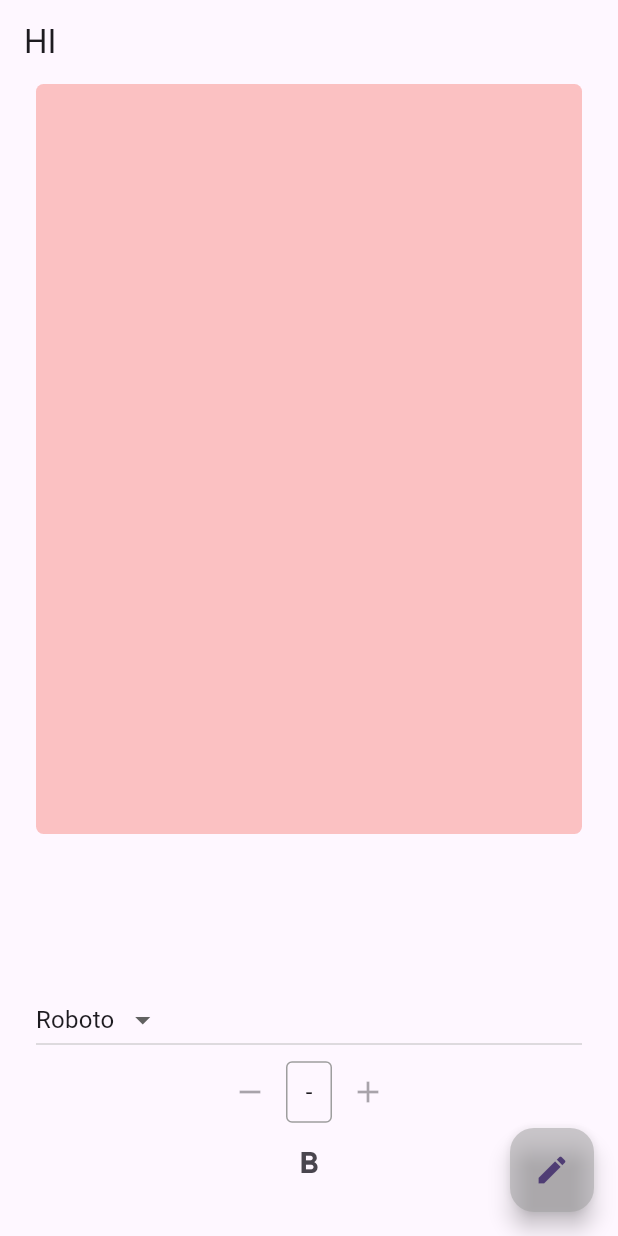
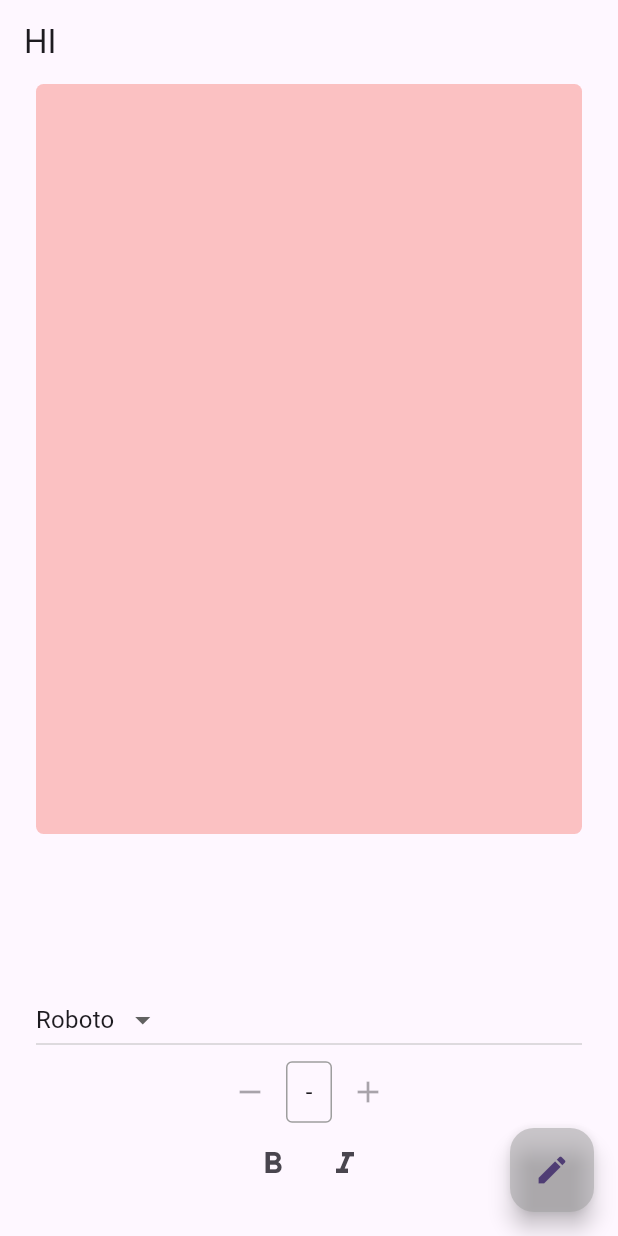
Before and after one commit to CADEION/MRARE, a Flutter app: the screen it shows after launch, after a tap on the "format bold" icon, on a phone screen of 412 x 824 dp. Run offline on Flutter 3.47's test engine with Material 3 defaults, Android fonts, the light colour scheme and no system bars; our stand-ins replace velocity_x.

Commit message:
complete Italic Functionality

```diff
--- a/lib/presentation/screens/home_screen.dart
+++ b/lib/presentation/screens/home_screen.dart
@@ -14,6 +14,7 @@ class HomeScreen extends StatefulWidget {
 
 class _HomeScreenState extends HomeScreenEditViewModel {
   bool isBold = false; // Track if the text is bold
+  bool isItalic = false; // Track if the text is italic
 
   @override
   Widget build(BuildContext context) {
@@ -48,11 +49,13 @@ class _HomeScreenState extends HomeScreenEditViewModel {
                               textInfo: texts[i],
                               font: selectedFont, // Use selected font
                               isBold: isBold, // Pass the bold state
+                              isItalic: isItalic, // Pass the italic state
                             ),
                             child: ImageText(
                               textInfo: texts[i],
                               font: selectedFont, // Use selected font
                               isBold: isBold, // Pass the bold state
+                              isItalic: isItalic, // Pass the italic state
                             ),
                             onDragEnd: (details) {
                               final renderBox =
@@ -131,6 +134,7 @@ class _HomeScreenState extends HomeScreenEditViewModel {
               Row(
                 mainAxisAlignment: MainAxisAlignment.center,
                 children: [
+                  // Bold Toggle
                   IconButton(
                     icon: Icon(
                       isBold ? Icons.format_bold : Icons.format_bold_outlined,
@@ -138,6 +142,17 @@ class _HomeScreenState extends HomeScreenEditViewModel {
                     onPressed: () {
                       setState(() {
                         isBold = !isBold; // Toggle the bold state
+                      });
+                    },
+                  ),
+                  // Italic Toggle
+                  IconButton(
+                    icon: Icon(
+                      isItalic ? Icons.format_italic : Icons.format_italic_outlined,
+                    ),
+                    onPressed: () {
+                      setState(() {
+                        isItalic = !isItalic; // Toggle the italic state
                       });
                     },
                   ),
--- a/lib/presentation/widget/image_text.dart
+++ b/lib/presentation/widget/image_text.dart
@@ -5,11 +5,13 @@ class ImageText extends StatelessWidget {
   final TextInfo textInfo;
   final String font;
   final bool isBold;
+  final bool isItalic;
 
   const ImageText({
     required this.textInfo,
     required this.font,
     required this.isBold,
+    required this.isItalic,
   });
 
   @override
@@ -20,6 +22,7 @@ class ImageText extends StatelessWidget {
         fontFamily: font,
         fontSize: textInfo.fontSize,
         fontWeight: isBold ? FontWeight.bold : FontWeight.normal,
+        fontStyle: isItalic ? FontStyle.italic : FontStyle.normal, // Add italic logic
       ),
     );
   }
```
